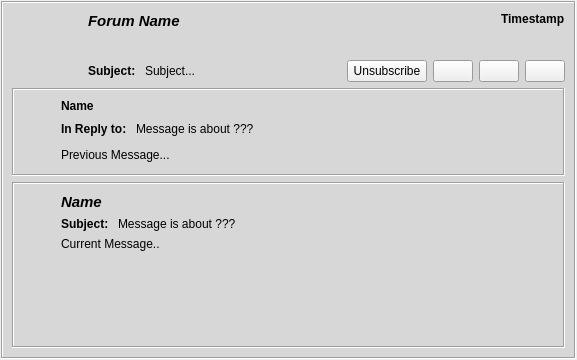
RetroShare/RetroShare, file retroshare-gui/src/gui/feeds/GxsForumMsgItem.ui: the form before one commit.
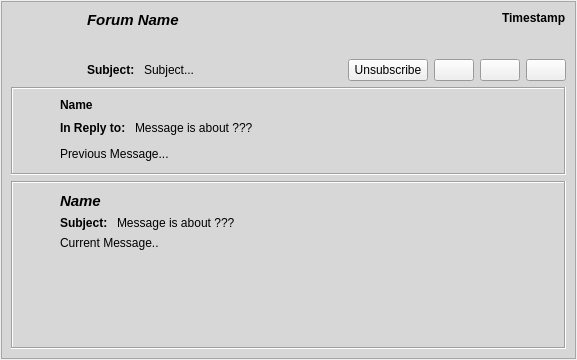
The form after the commit. Icons and pictures are not drawn. Custom widgets are drawn as their Qt base class.

Commit message: Fixed frames to get styles on system style

```diff
--- a/retroshare-gui/src/gui/feeds/GxsForumMsgItem.ui
+++ b/retroshare-gui/src/gui/feeds/GxsForumMsgItem.ui
@@ -99,10 +99,10 @@
       <bool>true</bool>
      </property>
      <property name="frameShape">
-      <enum>QFrame::Box</enum>
+      <enum>QFrame::StyledPanel</enum>
      </property>
      <property name="frameShadow">
-      <enum>QFrame::Sunken</enum>
+      <enum>QFrame::Raised</enum>
      </property>
      <layout class="QGridLayout" name="feedFrame_GL">
       <item row="0" column="0" rowspan="2">
```
The commit also changes 12 other files.
